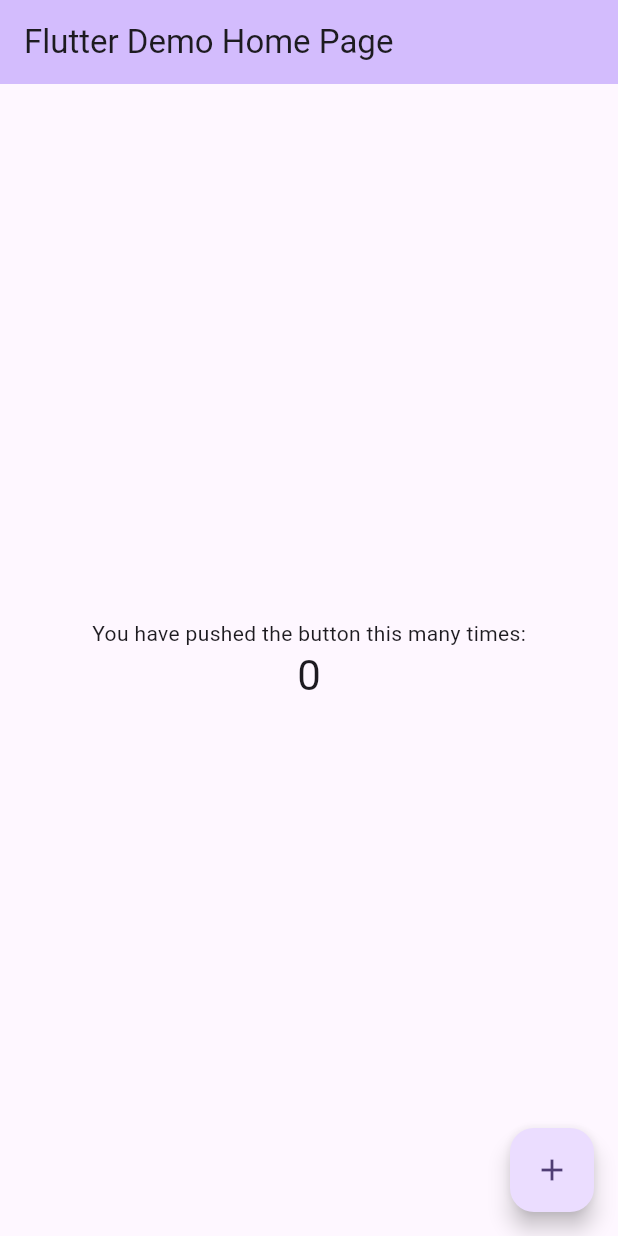
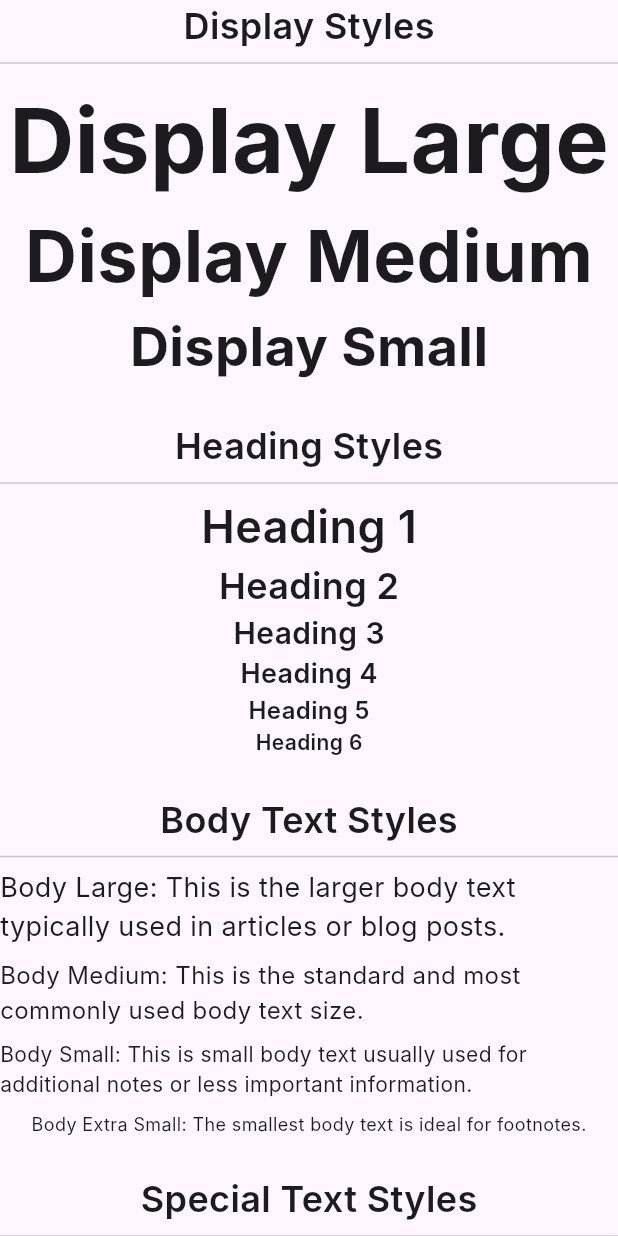
Before and after one commit to YusufErkamOzyer/aero, a Flutter app: the screen it shows after launch, on a phone screen of 412 x 824 dp. Run offline on Flutter 3.47's test engine with Material 3 defaults, Android fonts, the phone set to English and light mode, and no system bars; Roboto replaces fonts that are missing (Inter).

Commit message:
Typography elements are implemented and tested

```diff
--- a/aeroui/example/lib/main.dart
+++ b/aeroui/example/lib/main.dart
@@ -1,4 +1,6 @@
+import 'package:aeroui/utils/typography.dart';
 import 'package:flutter/material.dart';
+import 'package:aeroui/aeroui.dart';
 
 void main() {
   runApp(const MyApp());
@@ -7,116 +9,91 @@ void main() {
 class MyApp extends StatelessWidget {
   const MyApp({super.key});
 
-  // This widget is the root of your application.
   @override
   Widget build(BuildContext context) {
-    return MaterialApp(
-      title: 'Flutter Demo',
-      theme: ThemeData(
-        // This is the theme of your application.
-        //
-        // TRY THIS: Try running your application with "flutter run". You'll see
-        // the application has a purple toolbar. Then, without quitting the app,
-        // try changing the seedColor in the colorScheme below to Colors.green
-        // and then invoke "hot reload" (save your changes or press the "hot
-        // reload" button in a Flutter-supported IDE, or press "r" if you used
-        // the command line to start the app).
-        //
-        // Notice that the counter didn't reset back to zero; the application
-        // state is not lost during the reload. To reset the state, use hot
-        // restart instead.
-        //
-        // This works for code too, not just values: Most code changes can be
-        // tested with just a hot reload.
-        colorScheme: ColorScheme.fromSeed(seedColor: Colors.deepPurple),
+    return MaterialApp(home: AeroExample());
+  }
+}
+
+class AeroExample extends StatelessWidget {
+  const AeroExample({super.key});
+
+  @override
+  Widget build(BuildContext context) {
+    return Scaffold(
+      body: Center(
+        child: SingleChildScrollView(
+          child: Column(
+            children: [
+              Text("Display Styles", style: AeroTypography.h2),
+              Divider(),
+              Text('Display Large', style: AeroTypography.displayLarge),
+              Text('Display Medium', style: AeroTypography.displayMedium),
+              Text('Display Small', style: AeroTypography.displaySmall),
+              SizedBox(height: 24),
+
+              // --- Başlık Stilleri ---
+              Text("Heading Styles", style: AeroTypography.h2),
+              Divider(),
+              Text('Heading 1', style: AeroTypography.h1),
+              Text('Heading 2', style: AeroTypography.h2),
+              Text('Heading 3', style: AeroTypography.h3),
+              Text('Heading 4', style: AeroTypography.h4),
+              Text('Heading 5', style: AeroTypography.h5),
+              Text('Heading 6', style: AeroTypography.h6),
+              SizedBox(height: 24),
+
+              Text("Body Text Styles", style: AeroTypography.h2),
+              Divider(),
+              Text(
+                'Body Large: This is the larger body text typically used in articles or blog posts.',
+                style: AeroTypography.bodyLarge,
+              ),
+              SizedBox(height: 8),
+              Text(
+                'Body Medium: This is the standard and most commonly used body text size.',
+                style: AeroTypography.bodyMedium,
+              ),
+              SizedBox(height: 8),
+              Text(
+                'Body Small: This is small body text usually used for additional notes or less important information.',
+                style: AeroTypography.bodySmall,
+              ),
+              SizedBox(height: 8),
+              Text(
+                'Body Extra Small: The smallest body text is ideal for footnotes.',
+                style: AeroTypography.bodyExtraSmall,
+              ),
+              SizedBox(height: 24),
+
+              // --- Özel Stiller ---
+              Text("Special Text Styles", style: AeroTypography.h2),
+              Divider(),
+              Text('LABEL UPPERCASE', style: AeroTypography.labelUppercase),
+              const SizedBox(height: 8),
+              Text('This is a caption.', style: AeroTypography.caption),
+              const SizedBox(height: 8),
+              Text('This is a helper text.', style: AeroTypography.helper),
+              const SizedBox(height: 16),
+              Text('This is a link', style: AeroTypography.link),
+              const SizedBox(height: 8),
+              Text(
+                'This is an error message.',
+                style: AeroTypography.errorMessage,
+              ),
+              const SizedBox(height: 16),
+
+              // --- Buton Örneği ---
+
+              // --- Veri Stilleri ---
+              Text("Data Styles", style: AeroTypography.h2),
+              const Divider(),
+              Text('₺1,234.56', style: AeroTypography.price),
+              Text('€45.99', style: AeroTypography.currency),
+            ],
+          ),
+        ),
       ),
-      home: const MyHomePage(title: 'Flutter Demo Home Page'),
     );
   }
 }
-
-class MyHomePage extends StatefulWidget {
-  const MyHomePage({super.key, required this.title});
-
-  // This widget is the home page of your application. It is stateful, meaning
-  // that it has a State object (defined below) that contains fields that affect
-  // how it looks.
-
-  // This class is the configuration for the state. It holds the values (in this
-  // case the title) provided by the parent (in this case the App widget) and
-  // used by the build method of the State. Fields in a Widget subclass are
-  // always marked "final".
-
-  final String title;
-
-  @override
-  State<MyHomePage> createState() => _MyHomePageState();
-}
-
-class _MyHomePageState extends State<MyHomePage> {
-  int _counter = 0;
-
-  void _incrementCounter() {
-    setState(() {
-      // This call to setState tells the Flutter framework that something has
-      // changed in this State, which causes it to rerun the build method below
-      // so that the display can reflect the updated values. If we changed
-      // _counter without calling setState(), then the build method would not be
-      // called again, and so nothing would appear to happen.
-      _counter++;
-    });
-  }
-
-  @override
-  Widget build(BuildContext context) {
-    // This method is rerun every time setState is called, for instance as done
-    // by the _incrementCounter method above.
-    //
-    // The Flutter framework has been optimized to make rerunning build methods
-    // fast, so that you can just rebuild anything that needs updating rather
-    // than having to individually change instances of widgets.
-    return Scaffold(
-      appBar: AppBar(
-        // TRY THIS: Try changing the color here to a specific color (to
-        // Colors.amber, perhaps?) and trigger a hot reload to see the AppBar
-        // change color while the other colors stay the same.
-        backgroundColor: Theme.of(context).colorScheme.inversePrimary,
-        // Here we take the value from the MyHomePage object that was created by
-        // the App.build method, and use it to set our appbar title.
-        title: Text(widget.title),
-      ),
-      body: Center(
-        // Center is a layout widget. It takes a single child and positions it
-        // in the middle of the parent.
-        child: Column(
-          // Column is also a layout widget. It takes a list of children and
-          // arranges them vertically. By default, it sizes itself to fit its
-          // children horizontally, and tries to be as tall as its parent.
-          //
-          // Column has various properties to control how it sizes itself and
-          // how it positions its children. Here we use mainAxisAlignment to
-          // center the children vertically; the main axis here is the vertical
-          // axis because Columns are vertical (the cross axis would be
-          // horizontal).
-          //
-          // TRY THIS: Invoke "debug painting" (choose the "Toggle Debug Paint"
-          // action in the IDE, or press "p" in the console), to see the
-          // wireframe for each widget.
-          mainAxisAlignment: MainAxisAlignment.center,
-          children: <Widget>[
-            const Text('You have pushed the button this many times:'),
-            Text(
-              '$_counter',
-              style: Theme.of(context).textTheme.headlineMedium,
-            ),
-          ],
-        ),
-      ),
-      floatingActionButton: FloatingActionButton(
-        onPressed: _incrementCounter,
-        tooltip: 'Increment',
-        child: const Icon(Icons.add),
-      ), // This trailing comma makes auto-formatting nicer for build methods.
-    );
-  }
-}
--- a/aeroui/example/pubspec.yaml
+++ b/aeroui/example/pubspec.yaml
@@ -1,5 +1,5 @@
 name: example
-description: "A new Flutter project."
+description: "Example app for AeroUI"
 # The following line prevents the package from being accidentally published to
 # pub.dev using `flutter pub publish`. This is preferred for private packages.
 publish_to: 'none' # Remove this line if you wish to publish to pub.dev
@@ -34,6 +34,8 @@ dependencies:
   # The following adds the Cupertino Icons font to your application.
   # Use with the CupertinoIcons class for iOS style icons.
   cupertino_icons: ^1.0.8
+  aeroui:
+    path: ../
 
 dev_dependencies:
   flutter_test:
--- a/aeroui/lib/aeroui.dart
+++ b/aeroui/lib/aeroui.dart
@@ -1,7 +1,4 @@
 library aeroui;
 
-/// A Calculator.
-class Calculator {
-  /// Returns [value] plus 1.
-  int addOne(int value) => value + 1;
-}
+export 'utils/color_constants.dart';
+export 'utils/typography.dart';
--- /dev/null
+++ b/aeroui/lib/utils/typography.dart
@@ -0,0 +1,145 @@
+import 'package:flutter/material.dart';
+
+class AeroTypography {
+  static final String _fontFamily = 'Inter';
+  static const FontWeight light = FontWeight.w300;
+  static const FontWeight regular = FontWeight.w400;
+  static const FontWeight medium = FontWeight.w500;
+  static const FontWeight semibold = FontWeight.w600;
+  static const FontWeight bold = FontWeight.w700;
+
+  static final TextStyle displayLarge = TextStyle(
+    fontFamily: _fontFamily,
+    fontSize: 60,
+    fontWeight: bold,
+  );
+
+  static final TextStyle displayMedium = TextStyle(
+    fontFamily: _fontFamily,
+    fontSize: 48,
+    fontWeight: bold,
+  );
+
+  static final TextStyle displaySmall = TextStyle(
+    fontFamily: _fontFamily,
+    fontSize: 36,
+    fontWeight: bold,
+  );
+  // Heading styles
+  static final TextStyle h1 = TextStyle(
+    fontFamily: _fontFamily,
+    fontSize: 30,
+    fontWeight: semibold,
+  );
+
+  static final TextStyle h2 = TextStyle(
+    fontFamily: _fontFamily,
+    fontSize: 24,
+    fontWeight: semibold,
+  );
+
+  static final TextStyle h3 = TextStyle(
+    fontFamily: _fontFamily,
+    fontSize: 20,
+    fontWeight: semibold,
+  );
+
+  static final TextStyle h4 = TextStyle(
+    fontFamily: _fontFamily,
+    fontSize: 18,
+    fontWeight: semibold,
+  );
+
+  static final TextStyle h5 = TextStyle(
+    fontFamily: _fontFamily,
+    fontSize: 16,
+    fontWeight: semibold,
+  );
+
+  static final TextStyle h6 = TextStyle(
+    fontFamily: _fontFamily,
+    fontSize: 14,
+    fontWeight: semibold,
+  );
+
+  // Body text
+  static final TextStyle bodyLarge = TextStyle(
+    fontFamily: _fontFamily,
+    fontSize: 18,
+    fontWeight: regular,
+  );
+
+  static final TextStyle bodyMedium = TextStyle(
+    fontFamily: _fontFamily,
+    fontSize: 16,
+    fontWeight: regular,
+  );
+
+  static final TextStyle bodySmall = TextStyle(
+    fontFamily: _fontFamily,
+    fontSize: 14,
+    fontWeight: regular,
+  );
+
+  static final TextStyle bodyExtraSmall = TextStyle(
+    fontFamily: _fontFamily,
+    fontSize: 12,
+    fontWeight: regular,
+  );
+
+  // Captions & Labels
+  static final TextStyle labelUppercase = TextStyle(
+    fontFamily: _fontFamily,
+    fontSize: 12,
+    fontWeight: medium,
+    letterSpacing:
+        0.5, // Harf aralığı genellikle büyük harfli etiketlerde kullanılır
+  );
+
+  static final TextStyle caption = TextStyle(
+    fontFamily: _fontFamily,
+    fontSize: 14,
+    fontWeight: regular,
+  );
+
+  static final TextStyle helper = TextStyle(
+    fontFamily: _fontFamily,
+    fontSize: 12,
+    fontWeight: regular,
+  );
+
+  // Interactive Text
+  static final TextStyle link = TextStyle(
+    fontFamily: _fontFamily,
+    fontSize: 16,
+    fontWeight: regular,
+  );
+
+  static final TextStyle button = TextStyle(
+    fontFamily: _fontFamily,
+    fontSize: 16,
+    fontWeight: medium,
+  );
+
+  static final TextStyle errorMessage = TextStyle(
+    fontFamily: _fontFamily,
+    fontSize: 16,
+    fontWeight: regular,
+  );
+
+  // Code & Data
+
+  static final TextStyle price = TextStyle(
+    fontFamily: _fontFamily,
+    fontSize: 24,
+    fontWeight: bold,
+    fontFeatures: const [FontFeature.tabularFigures()],
+  );
+
+  static final TextStyle currency = TextStyle(
+    fontFamily: _fontFamily,
+    fontSize: 18,
+    fontWeight: semibold,
+    fontFeatures: const [FontFeature.tabularFigures()],
+  );
+}
```
Also changed, not shown: aeroui/pubspec.yaml (+4 -14 lines), aeroui/assets/fonts/Inter-Regular.ttf (added), aeroui/example/pubspec.lock, 2 other files.
